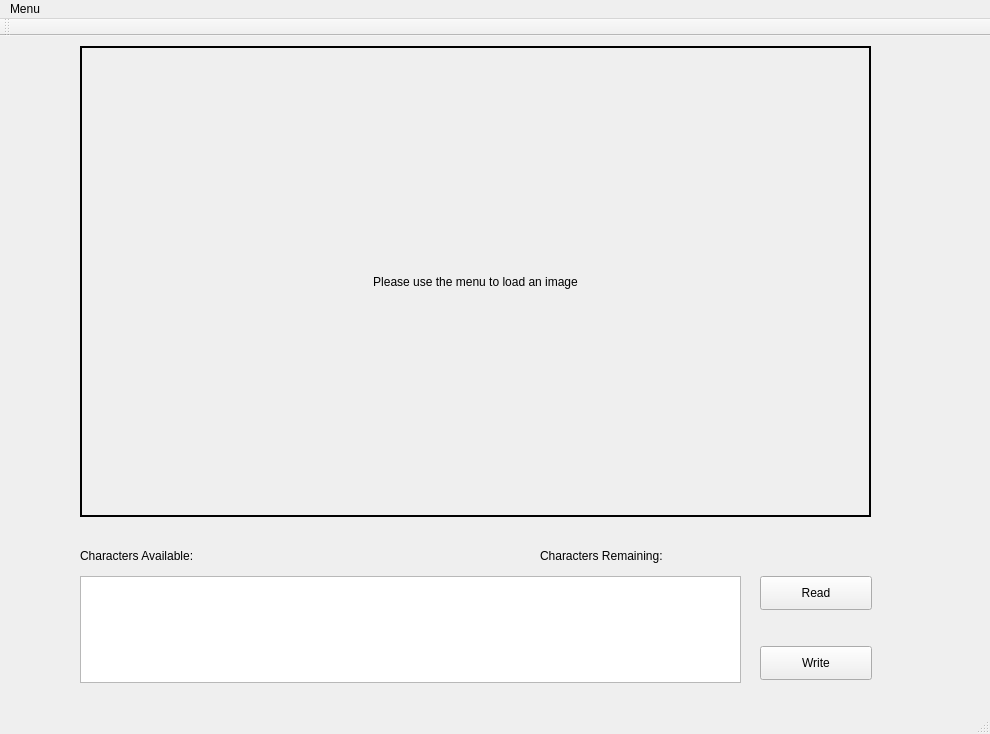
The window that SteganographyGUI/SteganographyGUI/SteganographyGUI.ui (wytriam/GCC-322-Proj_5) describes before a commit, drawn with Qt 5.
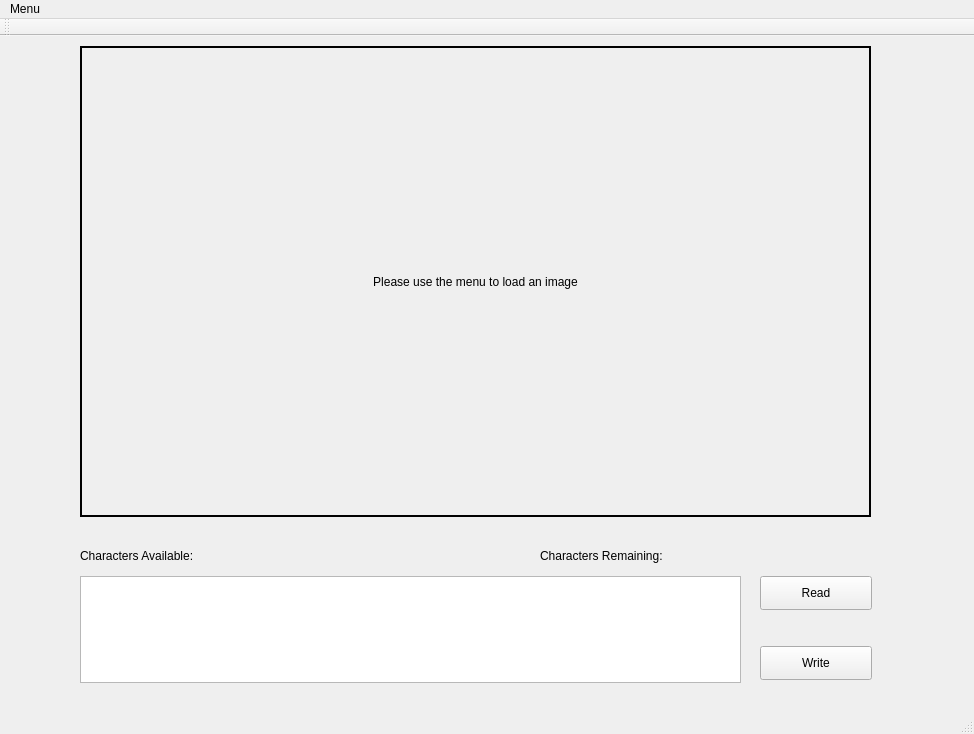
The same window after the commit.

Commit message: Exit button works

Patch:
```diff
--- a/SteganographyGUI/SteganographyGUI/SteganographyGUI.ui
+++ b/SteganographyGUI/SteganographyGUI/SteganographyGUI.ui
@@ -6,7 +6,7 @@
    <rect>
     <x>0</x>
     <y>0</y>
-    <width>990</width>
+    <width>974</width>
     <height>734</height>
    </rect>
   </property>
@@ -101,7 +101,7 @@
     <rect>
      <x>0</x>
      <y>0</y>
-     <width>990</width>
+     <width>974</width>
      <height>31</height>
     </rect>
    </property>
```
Left out of the diff: 19 changed lines with no effect on the pictures. The commit also changes 2 other files.
